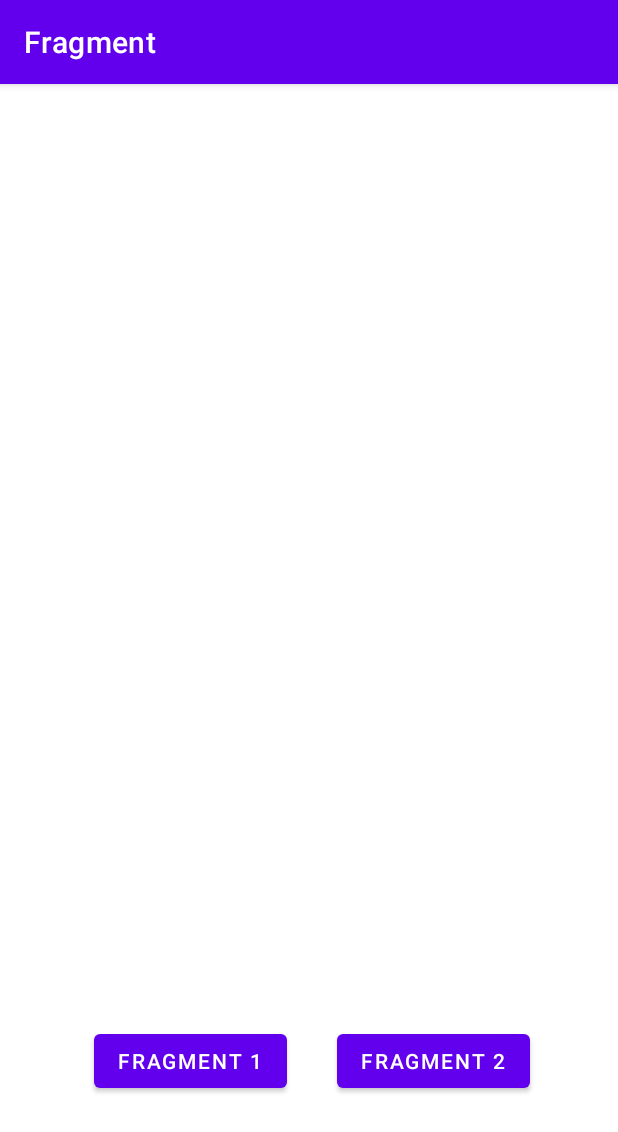
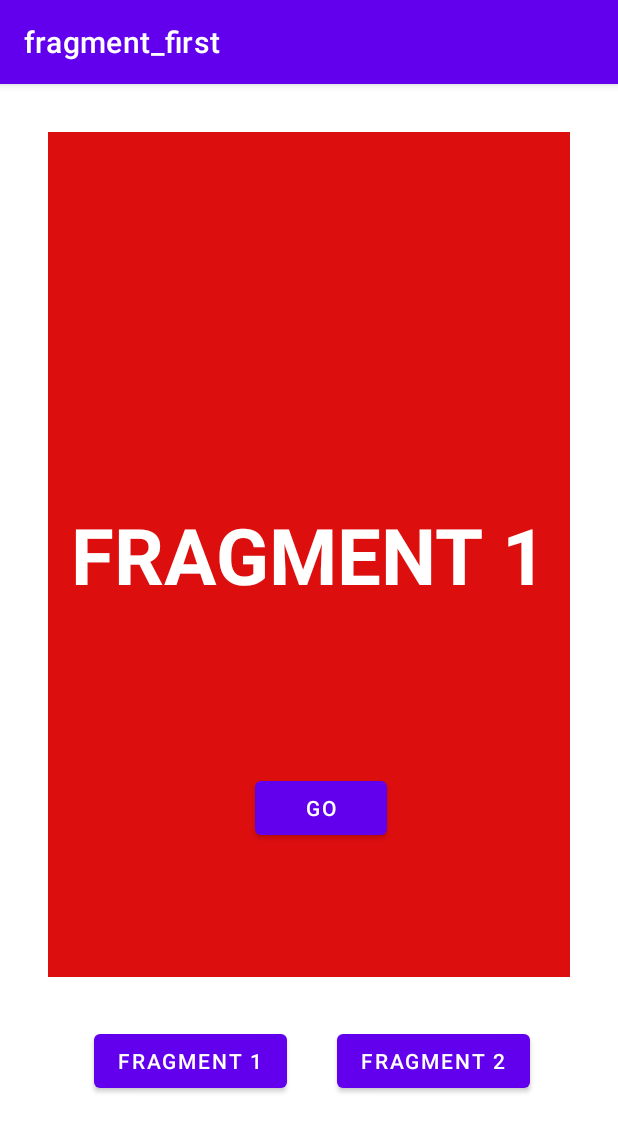
Before and after one commit to MortezaHadi/Fragment, an Android app: the screen it shows after launch (MainActivity), on a phone screen of 412 x 824 dp. Shown: the top 1132 px of the screen. Run offline under Robolectric (Android 15) with nearby library versions, the phone set to English and light mode, and no system bars; our stand-ins replace navigation-ui.

```diff
--- a/app/build.gradle
+++ b/app/build.gradle
@@ -41,6 +41,8 @@ dependencies {
     implementation 'androidx.appcompat:appcompat:1.5.1'
     implementation 'com.google.android.material:material:1.7.0'
     implementation 'androidx.constraintlayout:constraintlayout:2.1.4'
+    implementation 'androidx.navigation:navigation-fragment-ktx:2.5.3'
+    implementation 'androidx.navigation:navigation-ui-ktx:2.5.3'
     testImplementation 'junit:junit:4.13.2'
     androidTestImplementation 'androidx.test.ext:junit:1.1.4'
     androidTestImplementation 'androidx.test.espresso:espresso-core:3.5.0'
--- a/app/src/main/java/com/example/fragment/FirstFragment.kt
+++ b/app/src/main/java/com/example/fragment/FirstFragment.kt
@@ -5,6 +5,8 @@ import androidx.fragment.app.Fragment
 import android.view.LayoutInflater
 import android.view.View
 import android.view.ViewGroup
+import androidx.navigation.*
+import androidx.navigation.fragment.findNavController
 import com.example.fragment.databinding.FragmentFirstBinding
 
 class FirstFragment : Fragment() {
@@ -20,11 +22,9 @@ class FirstFragment : Fragment() {
         // return inflater.inflate(R.layout.fragment_second, container, false)
         _binding = FragmentFirstBinding.inflate(inflater, container, false)
 
-
-
-
-
-
+        binding.button33.setOnClickListener {
+            view?.findNavController()?.navigate(R.id.action_firstFragment_to_secondFragment)
+        }
 
         return binding.root
     }
--- a/app/src/main/java/com/example/fragment/MainActivity.kt
+++ b/app/src/main/java/com/example/fragment/MainActivity.kt
@@ -3,9 +3,15 @@ package com.example.fragment
 import androidx.appcompat.app.AppCompatActivity
 import android.os.Bundle
 import android.widget.Button
-import android.widget.FrameLayout
+import androidx.navigation.NavController
+import androidx.navigation.fragment.NavHostFragment
+import androidx.navigation.ui.setupActionBarWithNavController
+
 
 class MainActivity : AppCompatActivity() {
+
+    private lateinit var navController: NavController
+
     override fun onCreate(savedInstanceState: Bundle?) {
         super.onCreate(savedInstanceState)
         setContentView(R.layout.activity_main)
@@ -28,5 +34,15 @@ class MainActivity : AppCompatActivity() {
                 commit()
             }
         }
+
+        val navHostFragment = supportFragmentManager
+            .findFragmentById(R.id.fragment) as NavHostFragment
+        navController = navHostFragment.navController
+
+        setupActionBarWithNavController(navController)
+    }
+
+    override fun onSupportNavigateUp(): Boolean {
+        return navController.navigateUp() || super.onSupportNavigateUp()
     }
 }
--- a/app/src/main/java/com/example/fragment/SecondFragment.kt
+++ b/app/src/main/java/com/example/fragment/SecondFragment.kt
@@ -5,6 +5,8 @@ import androidx.fragment.app.Fragment
 import android.view.LayoutInflater
 import android.view.View
 import android.view.ViewGroup
+import androidx.navigation.Navigation
+import androidx.navigation.fragment.findNavController
 import com.example.fragment.databinding.FragmentFirstBinding
 import com.example.fragment.databinding.FragmentSecondBinding
 
@@ -22,6 +24,9 @@ class SecondFragment : Fragment() {
         _binding = FragmentSecondBinding.inflate(inflater, container, false)
 
 
+        binding.button44.setOnClickListener{
+            findNavController().navigate(R.id.action_secondFragment_to_firstFragment2)
+        }
 
 
 
--- a/app/src/main/res/layout/activity_main.xml
+++ b/app/src/main/res/layout/activity_main.xml
@@ -30,14 +30,16 @@
         app:layout_constraintTop_toTopOf="parent"
         app:layout_constraintVertical_bias="0.871" />
 
-    <FrameLayout
-        android:name="com.example.fragment.FirstFragment"
+    <androidx.fragment.app.FragmentContainerView
+        android:name="androidx.navigation.fragment.NavHostFragment"
         android:id="@+id/fragment"
         android:layout_margin="32dp"
         android:layout_width="match_parent"
         android:layout_height="0dp"
+        app:defaultNavHost="true"
         app:layout_constraintBottom_toTopOf="@+id/button2"
-        app:layout_constraintTop_toTopOf="parent" />
+        app:layout_constraintTop_toTopOf="parent"
+        app:navGraph="@navigation/my_nav"/>
 
 
 </androidx.constraintlayout.widget.ConstraintLayout>
--- a/app/src/main/res/layout/fragment_first.xml
+++ b/app/src/main/res/layout/fragment_first.xml
@@ -4,16 +4,16 @@
     xmlns:tools="http://schemas.android.com/tools"
     android:layout_width="match_parent"
     android:layout_height="match_parent"
-    tools:context=".FirstFragment"
-    android:background="#DC0E0E">
+    android:background="#DC0E0E"
+    tools:context=".FirstFragment">
 
     <TextView
         android:layout_width="wrap_content"
         android:layout_height="wrap_content"
         android:text="FRAGMENT 1"
+        android:textColor="@color/white"
+        android:textSize="52dp"
         android:textStyle="bold"
-        android:textSize="52dp"
-        android:textColor="@color/white"
         app:layout_constraintBottom_toBottomOf="parent"
         app:layout_constraintEnd_toEndOf="parent"
         app:layout_constraintHorizontal_bias="0.5"
@@ -21,4 +21,17 @@
         app:layout_constraintTop_toTopOf="parent"
         app:layout_constraintVertical_bias="0.5" />
 
+    <Button
+        android:id="@+id/button33"
+        android:layout_width="wrap_content"
+        android:layout_height="wrap_content"
+        android:text="GO"
+        android:textColor="@color/white"
+        app:layout_constraintBottom_toBottomOf="parent"
+        app:layout_constraintEnd_toEndOf="parent"
+        app:layout_constraintHorizontal_bias="0.532"
+        app:layout_constraintStart_toStartOf="parent"
+        app:layout_constraintTop_toTopOf="parent"
+        app:layout_constraintVertical_bias="0.828" />
+
 </androidx.constraintlayout.widget.ConstraintLayout>
--- a/app/src/main/res/layout/fragment_second.xml
+++ b/app/src/main/res/layout/fragment_second.xml
@@ -20,5 +20,18 @@
         app:layout_constraintStart_toStartOf="parent"
         app:layout_constraintTop_toTopOf="parent"
         app:layout_constraintVertical_bias="0.5" />
+    <Button
+        android:id="@+id/button44"
+        android:layout_width="wrap_content"
+        android:layout_height="wrap_content"
+        android:text="GO"
+        android:textColor="@color/white"
+        app:layout_constraintBottom_toBottomOf="parent"
+        app:layout_constraintEnd_toEndOf="parent"
+        app:layout_constraintHorizontal_bias="0.532"
+        app:layout_constraintStart_toStartOf="parent"
+        app:layout_constraintTop_toTopOf="parent"
+        app:layout_constraintVertical_bias="0.828" />
+
 
 </androidx.constraintlayout.widget.ConstraintLayout>
--- /dev/null
+++ b/app/src/main/res/navigation/my_nav.xml
@@ -0,0 +1,28 @@
+<?xml version="1.0" encoding="utf-8"?>
+<navigation xmlns:android="http://schemas.android.com/apk/res/android"
+    xmlns:app="http://schemas.android.com/apk/res-auto"
+    xmlns:tools="http://schemas.android.com/tools"
+    android:id="@+id/my_nav"
+    app:startDestination="@id/firstFragment">
+
+    <fragment
+        android:id="@+id/secondFragment"
+        android:name="com.example.fragment.SecondFragment"
+        android:label="fragment_second"
+        tools:layout="@layout/fragment_second" >
+        <action
+            android:id="@+id/action_secondFragment_to_firstFragment2"
+            app:destination="@id/firstFragment" />
+    </fragment>
+    <fragment
+        android:id="@+id/firstFragment"
+        android:name="com.example.fragment.FirstFragment"
+        android:label="fragment_first"
+        tools:layout="@layout/fragment_first" >
+        <action
+            android:id="@+id/action_firstFragment_to_secondFragment"
+            app:destination="@id/secondFragment"
+            app:popUpTo="@id/secondFragment"
+            app:popUpToInclusive="true" />
+    </fragment>
+</navigation>
```
